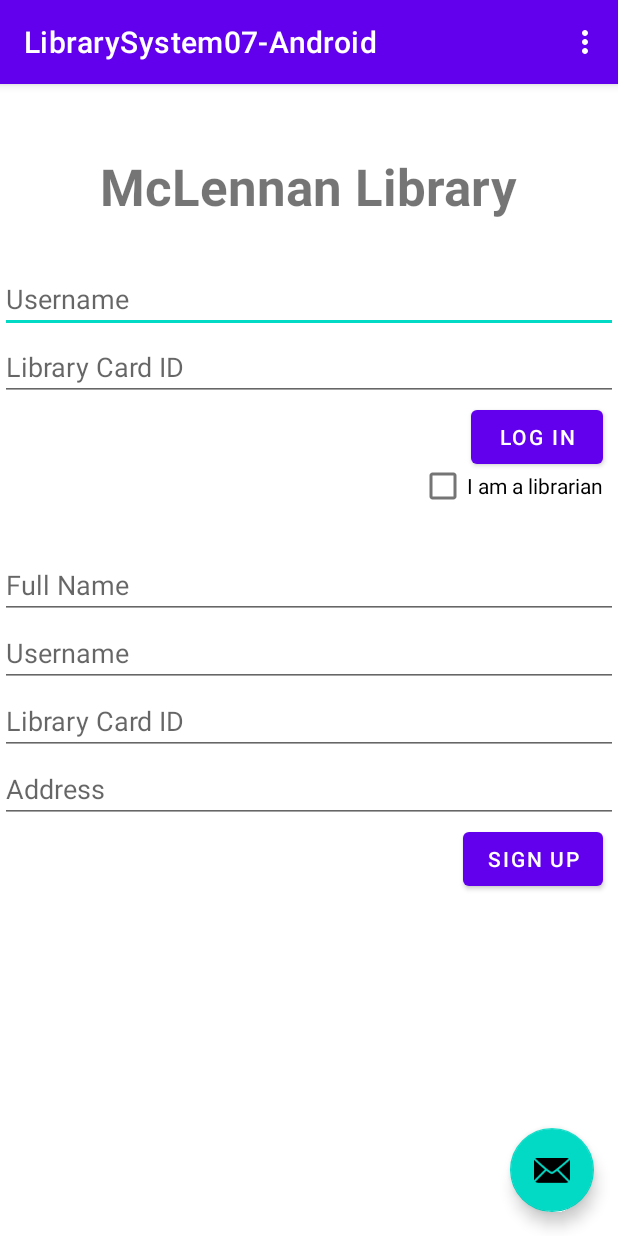
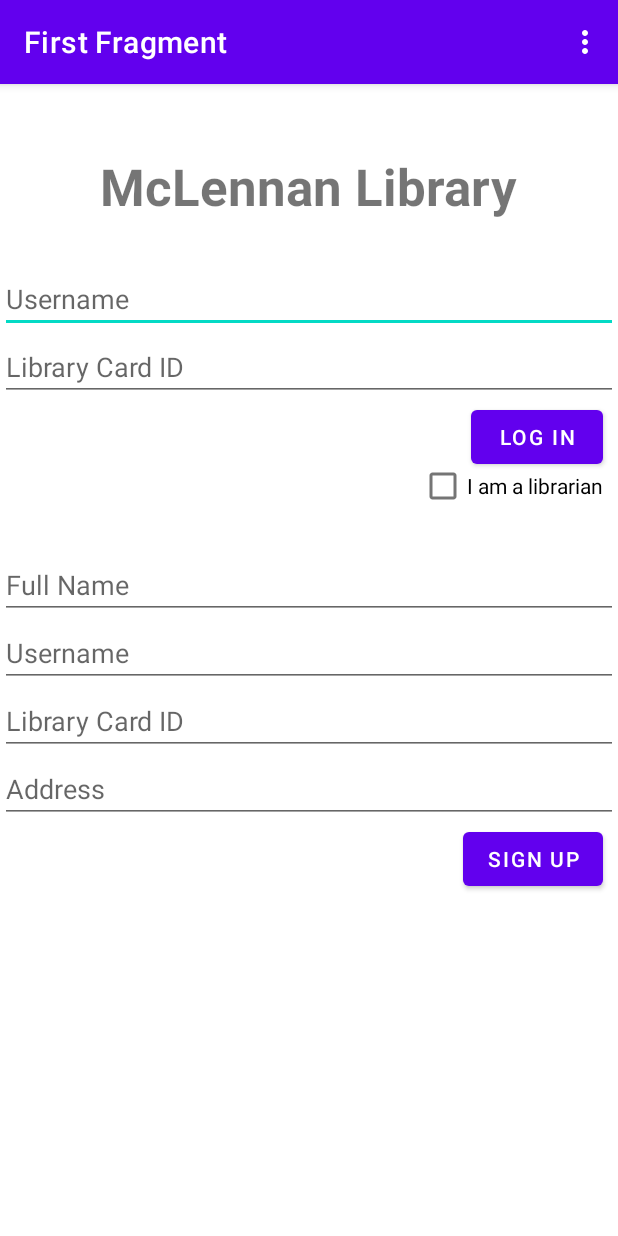
Before and after one commit to McGill-ECSE321-Fall2021/project-group-07, an Android app: the screen it shows after launch (MainActivity), on a phone screen of 412 x 824 dp. Run offline under Robolectric (Android 15) with nearby library versions, the light colour scheme and no system bars; our stand-ins replace navigation-ui; libraries missing offline, so code that uses them is left out: com.loopj.android, cz.msebera.android.

Commit message:
debug gradle error

```diff
--- a/LibrarySystem07-Android/app/src/main/java/ca/mcgill/ecse321/librarysystem07/InventoryItemBrowseActivity.java
+++ b/LibrarySystem07-Android/app/src/main/java/ca/mcgill/ecse321/librarysystem07/InventoryItemBrowseActivity.java
@@ -18,7 +18,7 @@
         setContentView(R.layout.browse);
 
         // Lookup the recyclerview in activity layout
-        RecyclerView inventoryItemsView = (RecyclerView) findViewById(R.id.inventoryItems);
+        RecyclerView inventory_items = (RecyclerView) findViewById(R.id.inventory_items);
 
         // Initialize contacts
         inventoryItems = new ArrayList<InventoryItemDto>();
@@ -29,9 +29,9 @@
         // Create adapter passing in the sample user data
         InventoryAdapter adapter = new InventoryAdapter(inventoryItems);
         // Attach the adapter to the recyclerview to populate items
-        inventoryItemsView.setAdapter(adapter);
+        inventory_items.setAdapter(adapter);
         // Set layout manager to position the items
-        inventoryItemsView.setLayoutManager(new LinearLayoutManager(this));
+        inventory_items.setLayoutManager(new LinearLayoutManager(this));
         // That's all!
     }
 }
--- a/LibrarySystem07-Android/app/src/main/java/ca/mcgill/ecse321/librarysystem07/MainActivity.java
+++ b/LibrarySystem07-Android/app/src/main/java/ca/mcgill/ecse321/librarysystem07/MainActivity.java
@@ -45,17 +45,11 @@
 
         setSupportActionBar(binding.toolbar);
 
-        NavController navController = Navigation.findNavController(this, R.id.content_main); //not sure about this id..
+        NavController navController = Navigation.findNavController(this, R.id.nav_host_fragment_content_main); //not sure about this id..
         appBarConfiguration = new AppBarConfiguration.Builder(navController.getGraph()).build();
         NavigationUI.setupActionBarWithNavController(this, navController, appBarConfiguration);
 
-        binding.fab.setOnClickListener(new View.OnClickListener() {
-            @Override
-            public void onClick(View view) {
-                Snackbar.make(view, "Replace with your own action", Snackbar.LENGTH_LONG)
-                        .setAction("Action", null).show();
-            }
-        });
+
 
         // initialize error message text view
         refreshErrorMessage();
@@ -164,7 +158,7 @@
 
     @Override
     public boolean onSupportNavigateUp() {
-        NavController navController = Navigation.findNavController(this, R.id.content_main); //here too
+        NavController navController = Navigation.findNavController(this, R.id.nav_host_fragment_content_main); //here too
         return NavigationUI.navigateUp(navController, appBarConfiguration)
                 || super.onSupportNavigateUp();
     }
--- a/LibrarySystem07-Android/app/src/main/res/layout/activity_main.xml
+++ b/LibrarySystem07-Android/app/src/main/res/layout/activity_main.xml
@@ -22,13 +22,4 @@
 
     <include layout="@layout/content_main" />
 
-    <com.google.android.material.floatingactionbutton.FloatingActionButton
-        android:id="@+id/fab"
-        android:layout_width="wrap_content"
-        android:layout_height="wrap_content"
-        android:layout_gravity="bottom|end"
-        android:layout_marginEnd="@dimen/fab_margin"
-        android:layout_marginBottom="16dp"
-        app:srcCompat="@android:drawable/ic_dialog_email" />
-
 </androidx.coordinatorlayout.widget.CoordinatorLayout>
--- a/LibrarySystem07-Android/app/src/main/res/layout/content_main.xml
+++ b/LibrarySystem07-Android/app/src/main/res/layout/content_main.xml
@@ -9,6 +9,18 @@
     app:layout_behavior="@string/appbar_scrolling_view_behavior"
     tools:context="ca.mcgill.ecse321.librarysystem07.MainActivity"
     tools:showIn="@layout/activity_main">
+
+    <fragment
+        android:id="@+id/nav_host_fragment_content_main"
+        android:name="androidx.navigation.fragment.NavHostFragment"
+        android:layout_width="0dp"
+        android:layout_height="0dp"
+        app:defaultNavHost="true"
+        app:layout_constraintBottom_toBottomOf="parent"
+        app:layout_constraintLeft_toLeftOf="parent"
+        app:layout_constraintRight_toRightOf="parent"
+        app:layout_constraintTop_toTopOf="parent"
+        app:navGraph="@navigation/nav_graph" />
 
     <LinearLayout
         android:layout_width="match_parent"
--- a/LibrarySystem07-Android/app/src/main/res/values/strings.xml
+++ b/LibrarySystem07-Android/app/src/main/res/values/strings.xml
@@ -25,4 +25,8 @@
 
     <string name="librarian_check">I am a librarian</string>
 
+    <!-- inventory page -->
+    <string name="inventory_title">Browse Inventory</string>
+    <string name="reserve">Reserve</string>
+
 </resources>
```
Also changed, not shown: LibrarySystem07-Android/app/src/main/java/ca/mcgill/ecse321/librarysystem07/BrowseActivity.java (+0 -7 lines), LibrarySystem07-Android/app/src/main/res/layout/browse.xml (+17 -4 lines), LibrarySystem07-Android/app/src/main/res/layout/item_in_inventory.xml (+14 -1 lines).
